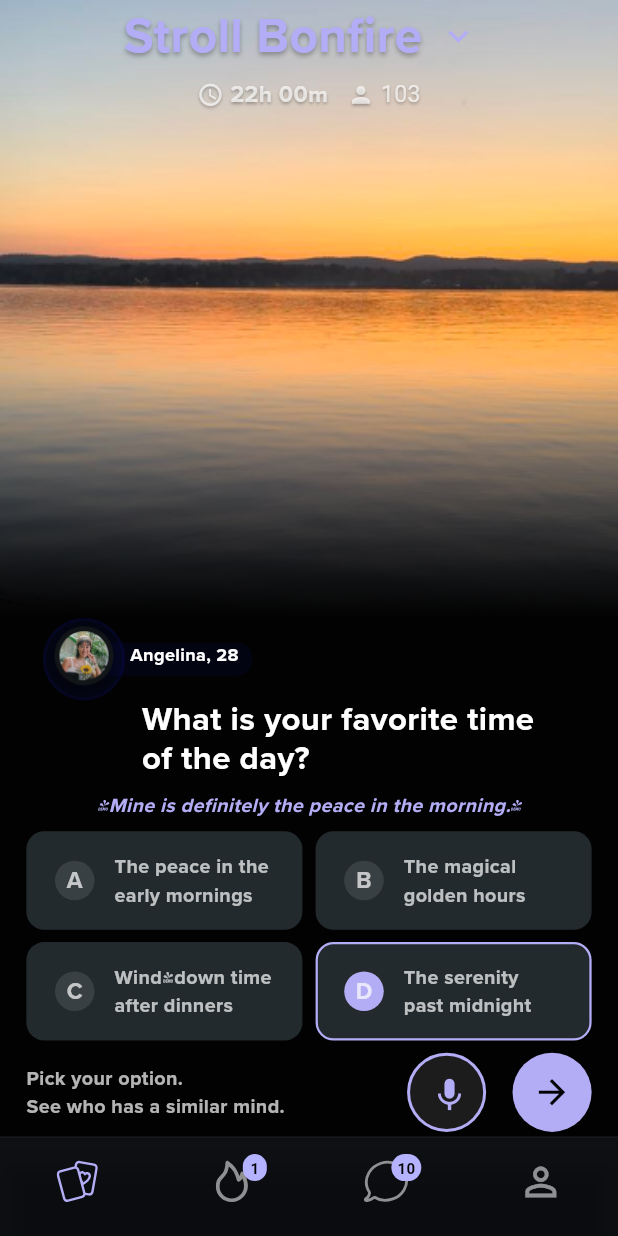
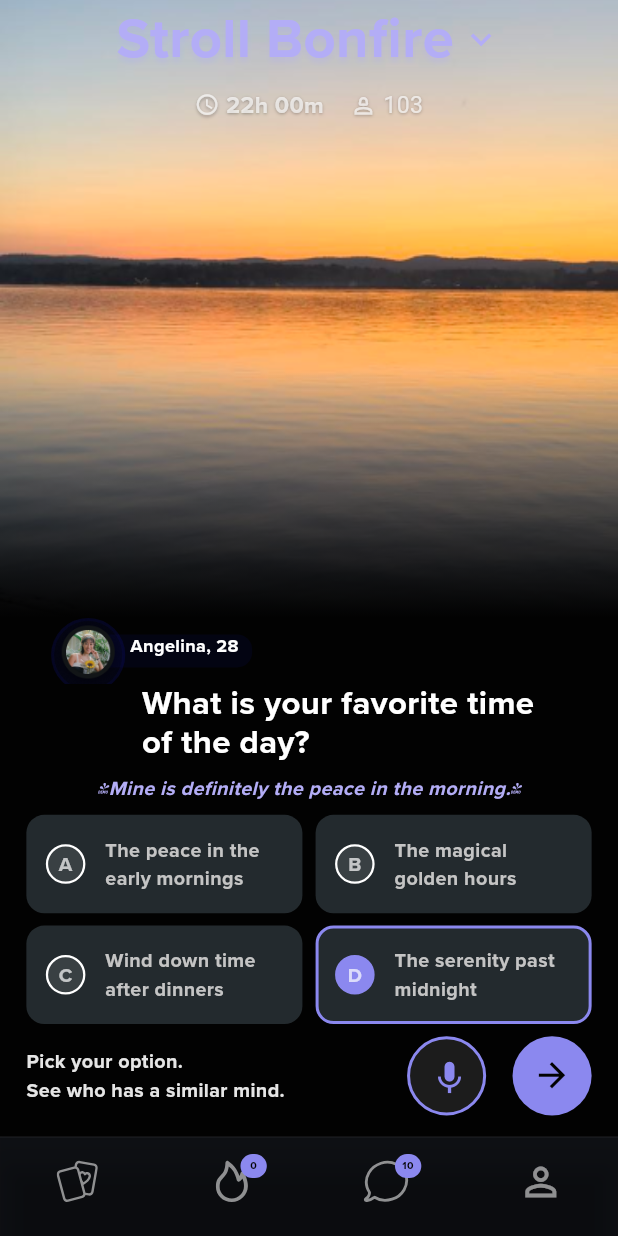
Before and after one commit to trick4u/stroll, a Flutter app: the screen it shows after launch, on a phone screen of 412 x 824 dp. Run offline on Flutter 3.47's test engine with Material 3 defaults, Android fonts, the phone set to English and light mode, and no system bars; our stand-ins replace flutter_svg, get.

Commit message:
colorAndFontFixes

```diff
--- a/lib/controller/navigation_controller.dart
+++ b/lib/controller/navigation_controller.dart
@@ -10,27 +10,27 @@
 
   //made up function to simulate notification count
   final RxMap<int, int> _notificationCounts = <int, int>{
-    1: 1,
+    1: 0,
     2: 10,
   }.obs;
 
   int? getNotificationCount(int index) => _notificationCounts[index];
 
-    void changeIndex(int index) {
+  void changeIndex(int index) {
     _selectedIndex.value = index;
     // Clear notification count when tab is selected
     if (_notificationCounts.containsKey(index)) {
       _notificationCounts.remove(index);
     }
   }
-   void updateNotificationCount(int tabIndex, int count) {
-    if (count > 0) {
+
+  void updateNotificationCount(int tabIndex, int count) {
+    if (count >= 0) {
       _notificationCounts[tabIndex] = count;
     } else {
       _notificationCounts.remove(tabIndex);
     }
   }
-
 
   Widget buildBody(BuildContext context) {
     switch (selectedIndex) {
--- a/lib/services/colors.dart
+++ b/lib/services/colors.dart
@@ -4,4 +4,12 @@
   static const Color darkColor = Color(0xFF020202);
 
   static const Color lightColor = Color(0xFFB3ADF6);
+
+  static const Color lightPurple = Color(
+    0xff8B88EF,
+  );
+
+  static const Color lightPurple2 = Color(
+  0xFFCBC9FFB2,
+  );
 }
--- a/lib/services/strings.dart
+++ b/lib/services/strings.dart
@@ -14,7 +14,7 @@
   // Option choices
   static const String optionA = "The peace in the early mornings";
   static const String optionB = "The magical golden hours";
-  static const String optionC = "Wind-down time after dinners";
+  static const String optionC = "Wind down time after dinners";
   static const String optionD = "The serenity past midnight";
 
   // Bottom section
--- a/lib/widgets/action_buttons.dart
+++ b/lib/widgets/action_buttons.dart
@@ -15,19 +15,21 @@
           crossAxisAlignment: CrossAxisAlignment.start,
           children: [
             Text(
-             StringsCollection.pickOptionText,
+              StringsCollection.pickOptionText,
               style: TextStyle(
-                color: Colors.white70,
+                color: Color(0xffE5E5E5),
                 fontSize: ScaleUtil.fontSize(12),
                 fontFamily: 'ProximaNova',
+                fontWeight: FontWeight.w300,
               ),
             ),
             Text(
               StringsCollection.findSimilarMindsText,
               style: TextStyle(
-                color: Colors.white70,
+                color: Color(0xffE5E5E5),
                 fontSize: ScaleUtil.fontSize(12),
                 fontFamily: 'ProximaNova',
+                fontWeight: FontWeight.w300,
               ),
             ),
           ],
@@ -41,13 +43,13 @@
             shape: BoxShape.circle,
             color: Colors.white.withOpacity(0.1),
             border: Border.all(
-              color: AppColors.lightColor,
+              color: AppColors.lightPurple,
               width: 2,
             ),
           ),
           child: Icon(
             Icons.mic,
-            color: AppColors.lightColor,
+            color: AppColors.lightPurple,
             size: ScaleUtil.scale(24),
           ),
         ),
@@ -58,7 +60,10 @@
           padding: EdgeInsets.all(ScaleUtil.width(12)),
           decoration: BoxDecoration(
             shape: BoxShape.circle,
-            color: AppColors.lightColor,
+            color: Color(
+              0xff8B88EF,
+            ),
+            // color: AppColors.lightColor,
           ),
           child: Icon(
             Icons.arrow_forward,
--- a/lib/widgets/custom_bottom_bar.dart
+++ b/lib/widgets/custom_bottom_bar.dart
@@ -21,23 +21,30 @@
             right: -8,
             top: -4,
             child: Container(
-              padding: const EdgeInsets.symmetric(horizontal: 4, vertical: 2),
+              height: ScaleUtil.height(13),
+              width: ScaleUtil.width(16),
+              padding: const EdgeInsets.symmetric(
+                horizontal: 4,
+              ),
               decoration: BoxDecoration(
-                color: const Color(0xFFB5B2FF),
-                borderRadius: BorderRadius.circular(10),
+                color: AppColors.lightPurple,
+                borderRadius: BorderRadius.all(Radius.circular(15)),
               ),
               constraints: const BoxConstraints(
                 minWidth: 16,
                 minHeight: 16,
               ),
-              child: Text(
-                count.toString(),
-                style: const TextStyle(
-                  color: AppColors.darkColor,
-                  fontSize: 10,
-                  fontWeight: FontWeight.bold,
+              child: Center(
+                child: Text(
+                  count.toString(),
+                  style: const TextStyle(
+                    color: AppColors.darkColor,
+                    fontSize: 7,
+                    fontWeight: FontWeight.w700,
+                    fontFamily: "ProximaNova",
+                  ),
+                  textAlign: TextAlign.center,
                 ),
-                textAlign: TextAlign.center,
               ),
             ),
           ),
@@ -81,7 +88,7 @@
                 _buildSvgIcon(
                   'home.svg',
                   color: controller.selectedIndex == 0
-                      ? AppColors.lightColor
+                      ? Colors.white54
                       : Colors.white54,
                 ),
                 0,
@@ -93,7 +100,7 @@
                 _buildSvgIcon(
                   'fire.svg',
                   color: controller.selectedIndex == 1
-                      ? AppColors.lightColor
+                      ? AppColors.lightPurple
                       : Colors.white54,
                 ),
                 1,
@@ -105,7 +112,7 @@
                 _buildSvgIcon(
                   'chat.svg',
                   color: controller.selectedIndex == 2
-                      ? AppColors.lightColor
+                      ? AppColors.lightPurple
                       : Colors.white54,
                 ),
                 2,
@@ -122,7 +129,7 @@
               label: '',
             ),
           ],
-          selectedItemColor: AppColors.lightColor,
+          selectedItemColor: AppColors.lightPurple,
           unselectedItemColor: Colors.white54,
         ),
       ),
--- a/lib/widgets/options_box.dart
+++ b/lib/widgets/options_box.dart
@@ -23,15 +23,15 @@
       onTap: onTap,
       child: Container(
         padding: EdgeInsets.symmetric(
-          horizontal: ScaleUtil.width(16),
-          vertical: ScaleUtil.height(12),
+          horizontal: ScaleUtil.width(10),
+          vertical: ScaleUtil.height(10),
         ),
         decoration: BoxDecoration(
           color: Color(0xff232A2E),
           borderRadius: BorderRadius.circular(12),
           border: Border.all(
-            color: isSelected ? AppColors.lightColor : Colors.transparent,
-            width: 1.5,
+            color: isSelected ? AppColors.lightPurple : Colors.transparent,
+            width: 2,
           ),
         ),
         child: Row(
@@ -42,16 +42,21 @@
               decoration: BoxDecoration(
                 shape: BoxShape.circle,
                 color: isSelected
-                    ? AppColors.lightColor
+                    ? AppColors.lightPurple
                     : Colors.white.withOpacity(0.1),
+                border: Border.all(
+                  color: isSelected ? AppColors.lightPurple : Colors.white,
+                  width: 1.5,
+                ),
               ),
               child: Center(
                 child: Text(
                   identifier,
                   style: TextStyle(
                     color: Colors.white70,
-                    fontSize: ScaleUtil.fontSize(14),
+                    fontSize: ScaleUtil.fontSize(12),
                     fontFamily: 'ProximaNova',
+                    fontWeight: FontWeight.w400,
                   ),
                 ),
               ),
@@ -61,9 +66,10 @@
               child: Text(
                 label,
                 style: TextStyle(
-                  color: Colors.white70,
+                  color: Color(0xffC4C4C4),
                   fontSize: ScaleUtil.fontSize(12),
                   fontFamily: 'ProximaNova',
+                  fontWeight: FontWeight.w300,
                 ),
               ),
             ),
--- a/lib/widgets/profile_image_box.dart
+++ b/lib/widgets/profile_image_box.dart
@@ -18,7 +18,6 @@
           width: double.infinity,
           padding: EdgeInsets.only(
             left: ScaleUtil.width(70),
-            top: ScaleUtil.height(0),
           ),
           child: Text(
             'What is your favorite time\nof the day?',
@@ -44,6 +43,7 @@
               color: AppColors.lightColor,
               fontSize: ScaleUtil.fontSize(12),
               fontStyle: FontStyle.italic,
+              fontWeight: FontWeight.w400,
             ),
           ),
         ),
@@ -60,14 +60,14 @@
   @override
   Widget build(BuildContext context) {
     return SizedBox(
-      height: ScaleUtil.scale(50),
+      height: ScaleUtil.scale(40),
       width: double.infinity,
       child: Stack(
         children: [
           // Left circular red container
           Positioned(
             left: ScaleUtil.scale(30),
-            top: ScaleUtil.scale(15),
+            top: ScaleUtil.scale(10),
             child: Container(
               height: ScaleUtil.scale(20),
               width: ScaleUtil.scale(107),
@@ -92,10 +92,10 @@
             ),
           ),
           Positioned(
-            left: ScaleUtil.scale(10),
+            left: ScaleUtil.scale(15),
             child: Container(
-              height: ScaleUtil.scale(50),
-              width: ScaleUtil.scale(50),
+              height: ScaleUtil.scale(45),
+              width: ScaleUtil.scale(45),
               decoration: BoxDecoration(
                 shape: BoxShape.circle,
                 color: Color(0xFF121518E5),
--- a/lib/widgets/title_box.dart
+++ b/lib/widgets/title_box.dart
@@ -22,33 +22,33 @@
               style: TextStyle(
                 fontFamily: 'ProximaNova',
                 color: AppColors.lightColor,
-                fontSize: ScaleUtil.fontSize(30),
-                fontWeight: FontWeight.bold,
+                fontSize: ScaleUtil.fontSize(34),
+                fontWeight: FontWeight.w600,
                 shadows: [
                   Shadow(
-                    offset: Offset(0, 2),
+                    offset: Offset(0, 3), // Slightly larger offset
                     blurRadius: 4.0,
-                    color: AppColors.darkColor.withOpacity(0.3),
+                    color: AppColors.lightColor.withOpacity(0.3),
                   ),
                 ],
               ),
             ),
-            ExpandIcon(
-              onPressed: (ds) {},
-              isExpanded: false,
+            SizedBox(width: ScaleUtil.width(4)),
+            Icon(
+              Icons.keyboard_arrow_down,
               color: AppColors.lightColor,
-              size: ScaleUtil.scale(24),
-            ),
+              size: ScaleUtil.scale(25),
+            )
           ],
         ),
-        SizedBox(height: ScaleUtil.height(4)),
+        SizedBox(height: ScaleUtil.height(6)),
         Row(
           mainAxisAlignment: MainAxisAlignment.center,
           children: [
             Icon(
               Icons.access_time,
-              color: Colors.white70,
-              size: ScaleUtil.scale(16),
+              color: Colors.white.withOpacity(0.7),
+              size: ScaleUtil.scale(15),
               shadows: [
                 Shadow(
                   offset: Offset(0, 1),
@@ -73,9 +73,9 @@
                 ],
               ),
             ),
-            SizedBox(width: ScaleUtil.width(12)),
+            SizedBox(width: ScaleUtil.width(16)),
             Icon(
-              Icons.person,
+              Icons.person_2_outlined,
               color: Colors.white70,
               size: ScaleUtil.scale(16),
               shadows: [
```
